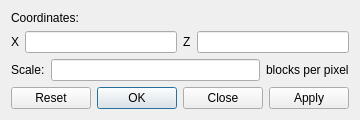
Old version of the form src/gotodialog.ui in the repository Cubitect/cubiomes-viewer.
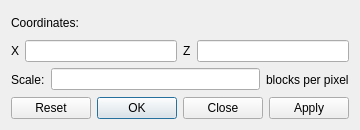
New version of the form. Icons and pictures are not drawn.

Patch:
```diff
--- a/src/gotodialog.ui
+++ b/src/gotodialog.ui
@@ -2,6 +2,17 @@
 <ui version="4.0">
  <class>GotoDialog</class>
  <widget class="QDialog" name="GotoDialog">
+  <property name="geometry">
+   <rect>
+    <x>0</x>
+    <y>0</y>
+    <width>356</width>
+    <height>130</height>
+   </rect>
+  </property>
+  <property name="focusPolicy">
+   <enum>Qt::StrongFocus</enum>
+  </property>
   <property name="windowTitle">
    <string>Coordinates</string>
   </property>
```
Left out of the diff: 18 changed lines with no effect on the pictures.
